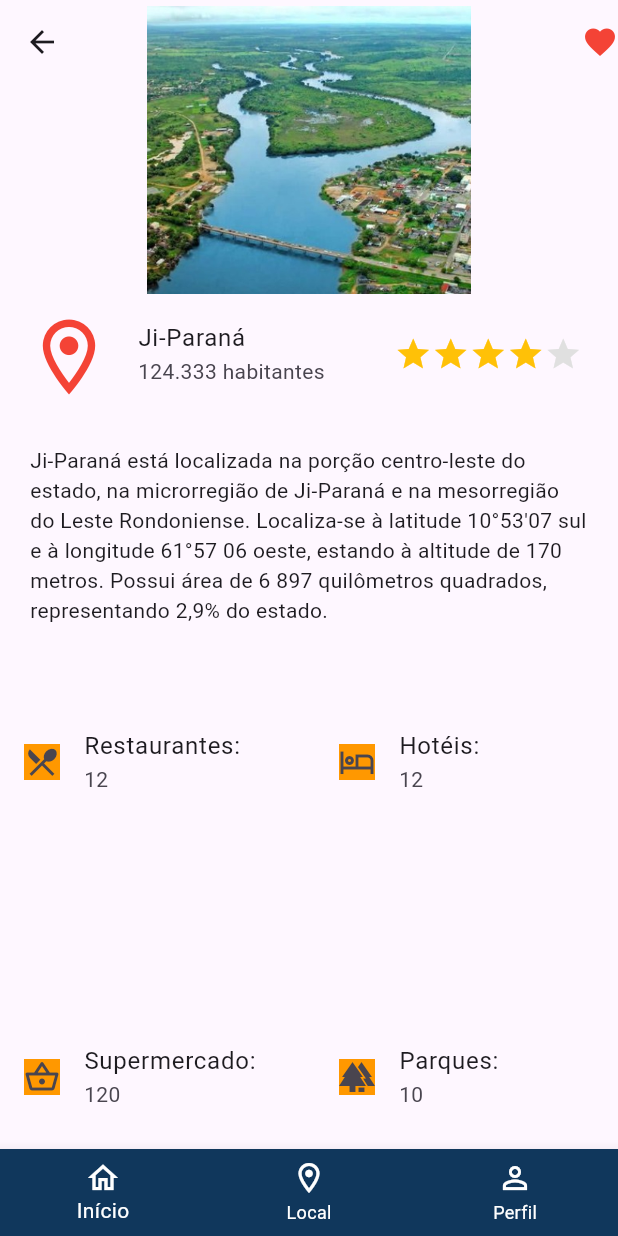
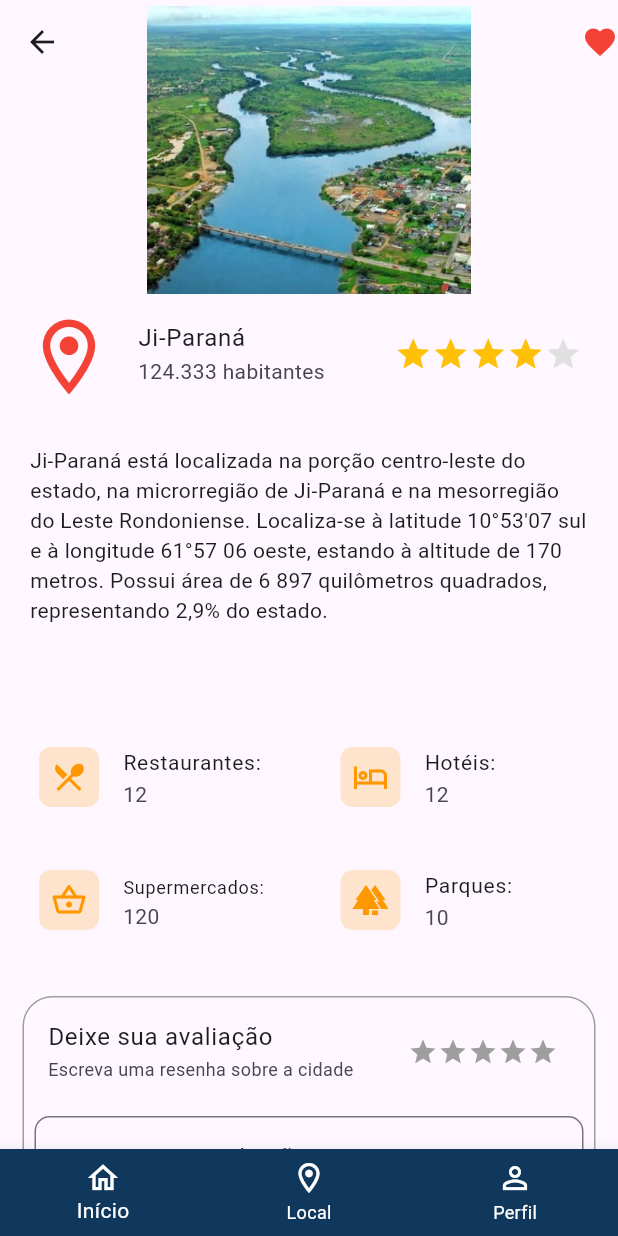
Before and after one commit to ArthurRodriguesBraga-Dev/AppCidades, a Flutter app: the screen it shows after launch, after a tap on "Ji-Paraná - RO", on a phone screen of 412 x 824 dp. Run offline on Flutter 3.47's test engine with Material 3 defaults, Android fonts, the phone set to English and light mode, and no system bars; drawn by our look-alikes of flutter_rating_bar.

Commit message:
Pequena atualização do sistema de avaliação e atualização dos icons nas informações adicionais

```diff
--- a/lib/Telas/ComponentesDaTelaJipa/Avaliacao.dart
+++ b/lib/Telas/ComponentesDaTelaJipa/Avaliacao.dart
@@ -53,18 +53,12 @@ class _AvaliacaoState extends State<Avaliacao> {
             ),
           ),
           SizedBox(height: 2),
-          Container(
-            height: 60,
-            width: 360,
-            decoration: BoxDecoration(
-              border: Border.all(color: Colors.grey),
-              borderRadius: BorderRadius.circular(20),
-            ),
+          const Padding(
+            padding: EdgeInsets.only(left: 7, right: 7, bottom: 5, top: 5,),
             child: const TextField(
               decoration: InputDecoration(
+                border: OutlineInputBorder(borderRadius: BorderRadius.all(Radius.circular(10))),
                 labelText: "Digite a sua avaliação",
-                contentPadding:
-                    EdgeInsets.symmetric(vertical: 8.0, horizontal: 10.0),
               ),
             ),
           ),
--- a/lib/Telas/ComponentesDaTelaJipa/Informacoesadicionais.dart
+++ b/lib/Telas/ComponentesDaTelaJipa/Informacoesadicionais.dart
@@ -5,18 +5,28 @@ class Informacoesadicionais extends StatelessWidget {
 
   @override
   Widget build(BuildContext context) {
-    return GridView.count(
-        crossAxisCount: 2,
-        crossAxisSpacing: 8.0,
-        mainAxisSpacing: 8.0,
-        shrinkWrap: true,
-        physics: const NeverScrollableScrollPhysics(),
-        children: const [
-          Restaurantes(),
-          Hoteis(),
-          Mercados(),
-          Parques(),
+    return Container(
+      padding: const EdgeInsets.all(10),
+      width: double.infinity,
+      child: const Column(
+        children: [
+          Row(
+            children: [
+              Expanded(child: Restaurantes()),
+              SizedBox(width: 10),
+              Expanded(child: Hoteis()),
+            ],
+          ),
+          SizedBox(height: 10),
+          Row(
+            children: [
+              Expanded(child: Mercados()),
+              SizedBox(width: 10),
+              Expanded(child: Parques()),
+            ],
+          ),
         ],
+      ),
     );
   }
 }
@@ -26,12 +36,12 @@ class Restaurantes extends StatelessWidget {
 
   @override
   Widget build(BuildContext context) {
-    return ListTile(
-      leading: Container(
-        child: Icon(Icons.restaurant_menu),
+    return const ListTile(
+      leading: IconContainer(
+        icon: Icons.restaurant_menu,
         color: Colors.orange,
       ),
-      title: Text("Restaurantes:"),
+      title: Text("Restaurantes:",style: TextStyle(fontSize: 14 ),),
       subtitle: Text("12"),
     );
   }
@@ -42,12 +52,12 @@ class Hoteis extends StatelessWidget {
 
   @override
   Widget build(BuildContext context) {
-    return ListTile(
-      leading: Container(
-        child: Icon(Icons.local_hotel_outlined),
+    return const ListTile(
+      leading: IconContainer(
+        icon: Icons.local_hotel_outlined,
         color: Colors.orange,
       ),
-      title: Text("Hotéis:"),
+      title: Text("Hotéis:",style: TextStyle(fontSize: 14 ),),
       subtitle: Text("12"),
     );
   }
@@ -58,12 +68,12 @@ class Mercados extends StatelessWidget {
 
   @override
   Widget build(BuildContext context) {
-    return ListTile(
-      leading: Container(
-        child: Icon(Icons.shopping_basket_outlined),
+    return const ListTile(
+      leading: IconContainer(
+        icon: Icons.shopping_basket_outlined,
         color: Colors.orange,
       ),
-      title: Text("Supermercado:"),
+      title: Text("Supermercados:",style: TextStyle(fontSize: 12 ),),
       subtitle: Text("120"),
     );
   }
@@ -74,13 +84,37 @@ class Parques extends StatelessWidget {
 
   @override
   Widget build(BuildContext context) {
-    return ListTile(
-      leading: Container(
-        child: Icon(Icons.forest),
+    return const ListTile(
+      leading: IconContainer(
+        icon: Icons.forest,
         color: Colors.orange,
       ),
-      title: Text("Parques:"),
+      title: Text("Parques:",style: TextStyle(fontSize: 14),),
       subtitle: Text("10"),
     );
   }
 }
+
+class IconContainer extends StatelessWidget {
+  final IconData icon;
+  final Color color;
+
+  const IconContainer({required this.icon, required this.color, super.key});
+
+  @override
+  Widget build(BuildContext context) {
+    return Container(
+      width: 40,
+      height: 40,
+      decoration: BoxDecoration(
+        color: color.withOpacity(0.2),
+        borderRadius: BorderRadius.circular(8),
+      ),
+      child: Icon(
+        icon,
+        color: color,
+        size: 24,
+      ),
+    );
+  }
+}
--- a/lib/Telas/TelaJipa.dart
+++ b/lib/Telas/TelaJipa.dart
@@ -18,7 +18,7 @@ class _TelajipaState extends State<Telajipa> {
   Widget build(BuildContext context) {
     return Scaffold(
       appBar: PreferredSize(
-        preferredSize: const Size.fromHeight(200), // Altura personalizada
+        preferredSize: const Size.fromHeight(200),
         child: AppBar(
           flexibleSpace: Imagens(), // Widget para preencher a AppBar
           actions: const [
```
